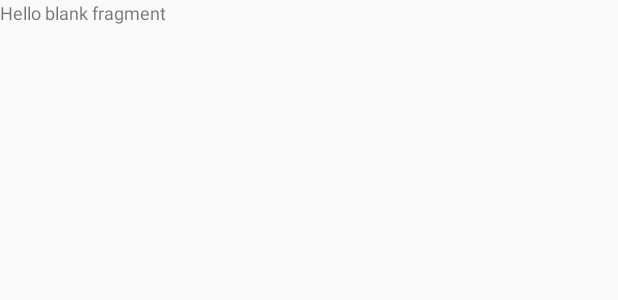
After one commit to MosesWangira/WHO-RSS-feeds-World-Health-Organization, an Android app: the layout fragment_stories.xml on its own in the app's theme, with its tools: preview values and no code run, on a phone screen of 412 x 824 dp. The commit adds this screen. Shown: the top 300 px of the screen. Run offline under Robolectric (Android 15) with nearby library versions, the phone set to English and light mode, and no system bars.

Commit message:
add stories and change news animation

```diff
--- a/app/src/main/java/com/example/diseaseoutbreaks/ui/news/News.kt
+++ b/app/src/main/java/com/example/diseaseoutbreaks/ui/news/News.kt
@@ -51,7 +51,7 @@ class News : Fragment() {
                  * update the adapter
                  * */
                 binding.newsRecyclerView.hasFixedSize()
-                val resId: Int = R.anim.layout_animation_fall_down
+                val resId: Int = R.anim.layout_animation_slide_right
                 val animation: LayoutAnimationController =
                     AnimationUtils.loadLayoutAnimation(requireContext(), resId)
                 binding.newsRecyclerView.layoutAnimation = animation
--- /dev/null
+++ b/app/src/main/java/com/example/diseaseoutbreaks/ui/stories/Stories.kt
@@ -0,0 +1,19 @@
+package com.example.diseaseoutbreaks.ui.stories
+
+import android.os.Bundle
+import androidx.fragment.app.Fragment
+import android.view.LayoutInflater
+import android.view.View
+import android.view.ViewGroup
+import com.example.diseaseoutbreaks.R
+
+class Stories : Fragment() {
+
+    override fun onCreateView(
+        inflater: LayoutInflater, container: ViewGroup?,
+        savedInstanceState: Bundle?
+    ): View? {
+        // Inflate the layout for this fragment
+        return inflater.inflate(R.layout.fragment_stories, container, false)
+    }
+}
--- /dev/null
+++ b/app/src/main/res/layout/fragment_stories.xml
@@ -0,0 +1,14 @@
+<?xml version="1.0" encoding="utf-8"?>
+<FrameLayout xmlns:android="http://schemas.android.com/apk/res/android"
+    xmlns:tools="http://schemas.android.com/tools"
+    android:layout_width="match_parent"
+    android:layout_height="match_parent"
+    tools:context=".ui.stories.Stories">
+
+    <!-- TODO: Update blank fragment layout -->
+    <TextView
+        android:layout_width="match_parent"
+        android:layout_height="match_parent"
+        android:text="@string/hello_blank_fragment" />
+
+</FrameLayout>
```
